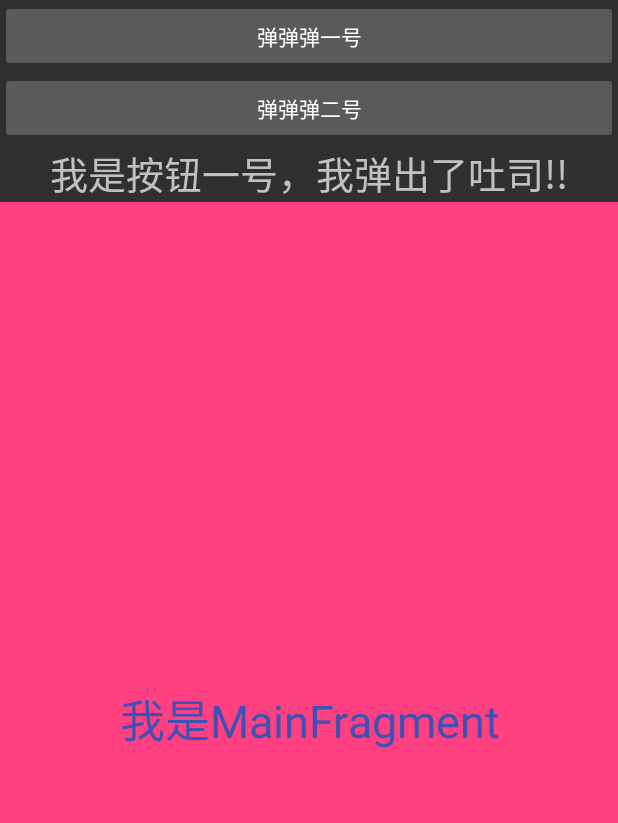
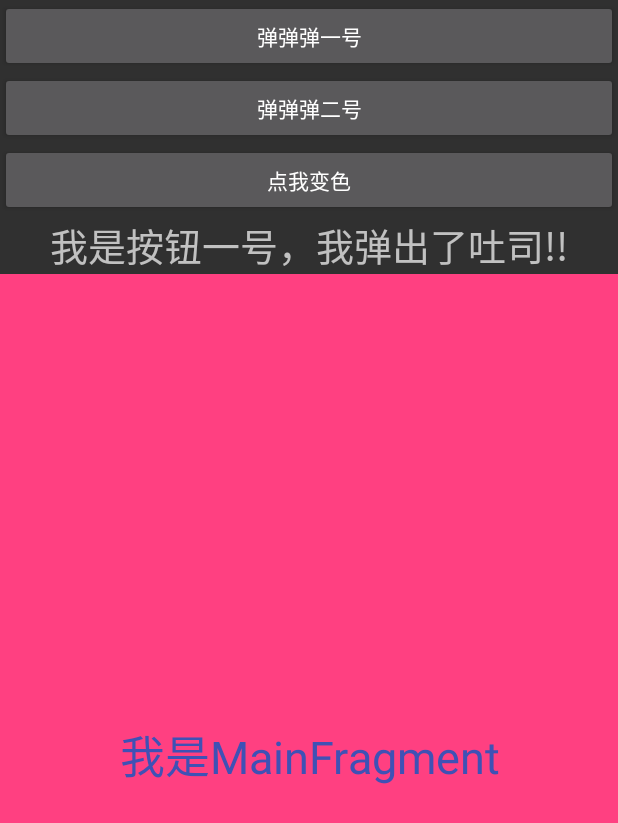
Before and after one commit to Liaohailong190/develop_library, an Android app: the screen it shows after launch (MainActivity), after a tap on "弹弹弹一号", on a phone screen of 412 x 824 dp. Shown: the top 823 px of the screen. Run offline under Robolectric (Android 15) with nearby library versions, the phone set to English and light mode, and no system bars.

Commit message:
绑定点击事件分发到单独的方法上。

```diff
--- a/app/src/main/java/org/liaohailong/pdftestapp/MainActivity.java
+++ b/app/src/main/java/org/liaohailong/pdftestapp/MainActivity.java
@@ -1,5 +1,6 @@
 package org.liaohailong.pdftestapp;
 
+import android.graphics.Color;
 import android.os.Bundle;
 import android.support.annotation.Nullable;
 import android.support.v4.app.FragmentManager;
@@ -18,15 +19,21 @@ import org.liaohailong.pdftestapp.http.OnHttpCallback;
 
 import java.util.HashMap;
 import java.util.Map;
+import java.util.Random;
 
 /**
  * 点击事件测试
  * Created by LHL on 2017/9/5.
  */
 @BindContentView(R.layout.activity_main)
-public class MainActivity extends BaseActivity implements View.OnClickListener {
+public class MainActivity extends BaseActivity {
+    private static int[] COLORS = new int[]{Color.RED, Color.GREEN, Color.BLUE};
+
     @FindViewById(R.id.toast_text)
     private TextView textView;
+
+    //辅助类相关
+    private Random random = new Random();
 
     @Override
     protected void onCreate(@Nullable Bundle savedInstanceState) {
@@ -43,8 +50,7 @@ public class MainActivity extends BaseActivity implements View.OnClickListener {
     }
 
     @BindOnClick({R.id.btn_01, R.id.btn_02})
-    @Override
-    public void onClick(View v) {
+    public void showToast(View v) {
         String toast = "";
         switch (v.getId()) {
             case R.id.btn_01:
@@ -59,4 +65,11 @@ public class MainActivity extends BaseActivity implements View.OnClickListener {
             textView.setText(toast);
         }
     }
+
+    @BindOnClick(R.id.btn_03)
+    public void changeColor(View view) {
+        int i = random.nextInt(COLORS.length);
+        textView.setTextColor(COLORS[i]);
+    }
+
 }
--- a/app/src/main/java/org/liaohailong/pdftestapp/inject/Victor.java
+++ b/app/src/main/java/org/liaohailong/pdftestapp/inject/Victor.java
@@ -12,7 +12,11 @@ import android.view.ViewGroup;
 import org.liaohailong.pdftestapp.util.BundleUtil;
 
 import java.lang.reflect.Field;
+import java.lang.reflect.InvocationHandler;
 import java.lang.reflect.Method;
+import java.lang.reflect.Proxy;
+import java.util.HashMap;
+import java.util.Map;
 
 /**
  * 注解使用类
@@ -22,6 +26,7 @@ import java.lang.reflect.Method;
 
 public class Victor {
     private static final String METHOD_SET_ONCLICK_LISTENER = "setOnClickListener";
+    private static final String METHOD_ON_CLICK = "onClick";
 
     private Victor() {
 
@@ -67,18 +72,25 @@ public class Victor {
         Class aClass = owner.getClass();
         while (aClass != Object.class) {
             Method[] declaredMethods = aClass.getDeclaredMethods();
-            for (Method declaredMethod : declaredMethods) {
-                if (declaredMethod.isAnnotationPresent(BindOnClick.class)) {
-                    BindOnClick annotation = declaredMethod.getAnnotation(BindOnClick.class);
+            for (Method method : declaredMethods) {
+                if (method.isAnnotationPresent(BindOnClick.class)) {
+                    BindOnClick annotation = method.getAnnotation(BindOnClick.class);
                     int[] value = annotation.value();
                     for (int id : value) {
                         View view = finder.findViewById(id);
-                        if (view != null && owner instanceof View.OnClickListener) {
+                        if (view != null) {
                             Class viewClass = view.getClass();
                             try {
                                 Method setOnClickListener = getMethod(viewClass, METHOD_SET_ONCLICK_LISTENER, new Class[]{View.OnClickListener.class});
+                                //拦截方法
+                                InjectInvocationHandler handler = new InjectInvocationHandler(owner);
+                                //添加到拦截列表
+                                handler.add(METHOD_ON_CLICK, method);
+                                //得到监听的代理对象
+                                Proxy proxy = (Proxy) Proxy.newProxyInstance(View.OnClickListener.class.getClassLoader(),
+                                        new Class[]{View.OnClickListener.class}, handler);
                                 if (setOnClickListener != null) {
-                                    setOnClickListener.invoke(view, owner);
+                                    setOnClickListener.invoke(view, proxy);
                                 }
                             } catch (Exception e) {
                                 e.printStackTrace();
@@ -242,4 +254,36 @@ public class Victor {
 
     }
 
+    private static class InjectInvocationHandler implements InvocationHandler {
+        //拦截的方法名列表
+        private Map<String, Method> map = new HashMap<>();
+        //方法拥有者
+        private Object target;
+
+        private InjectInvocationHandler(Object target) {
+            this.target = target;
+        }
+
+        @Override
+        public Object invoke(Object proxy, Method method, Object[] args) throws Throwable {
+            if (target != null) {
+                //获取方法名
+                String name = method.getName();
+                Method m = map.get(name);
+                if (m != null) {//如果不存在与拦截列表，就执行
+                    return m.invoke(target, args);
+                }
+            }
+            return null;
+        }
+
+        /**
+         * 向拦截列表里添加拦截的方法
+         */
+        private void add(String name, Method method) {
+            map.put(name, method);
+        }
+
+    }
+
 }
--- a/app/src/main/res/layout/activity_main.xml
+++ b/app/src/main/res/layout/activity_main.xml
@@ -22,6 +22,14 @@
             android:gravity="center"
             android:text="弹弹弹二号" />
 
+        <Button
+            android:id="@+id/btn_03"
+            android:layout_width="match_parent"
+            android:layout_height="wrap_content"
+            android:gravity="center"
+            android:text="点我变色" />
+
+
         <TextView
             android:id="@+id/toast_text"
             android:layout_width="match_parent"
```
